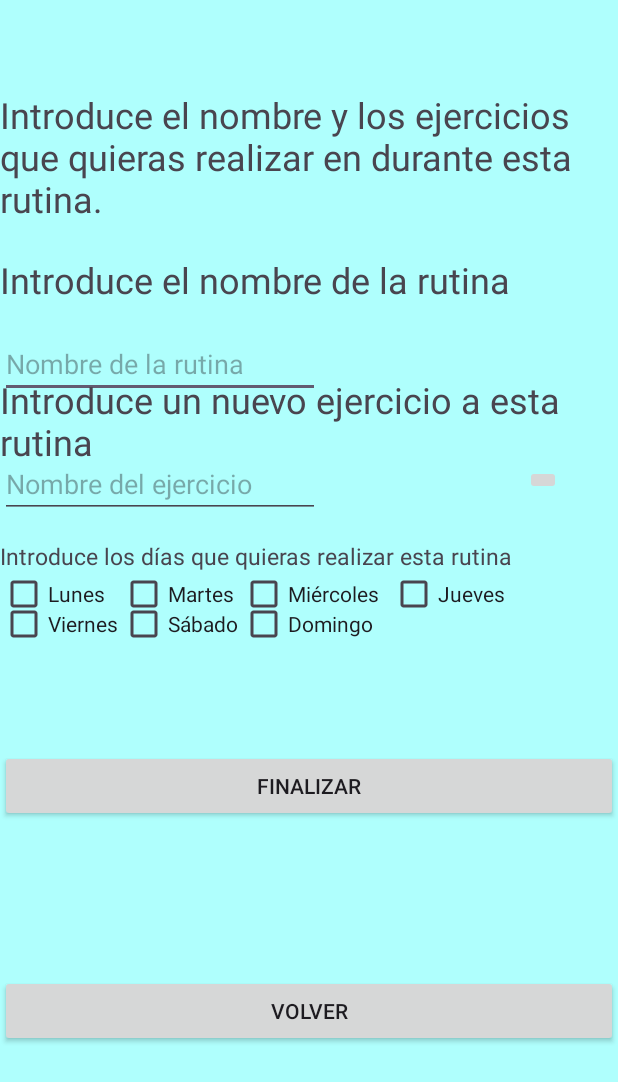
After one commit to borjaca3/KudeGym, an Android app: the Rutina screen opened directly, with no data from a screen before it, on a phone screen of 412 x 824 dp. The commit adds this screen. Shown: the top 1082 px of the screen. Run offline under Robolectric (Android 15) with nearby library versions, the phone set to English and light mode, and no system bars.

Commit message:
avance en la parte de ejrcicio. BBDD de rutina y de ejrcicio funcional.

```diff
--- a/Api26/app/src/main/AndroidManifest.xml
+++ b/Api26/app/src/main/AndroidManifest.xml
@@ -27,6 +27,8 @@
         <activity android:name="ConexionBBDD"/>
         <activity android:name=".Estadisticas"/>
         <activity android:name=".MainActivity"/>
+        <activity android:name=".Rutina"/>
+        <activity android:name=".Ejercicio"/>
     </application>
 
 
--- a/Api26/app/src/main/java/com/example/api26/Estadisticas.java
+++ b/Api26/app/src/main/java/com/example/api26/Estadisticas.java
@@ -1,4 +1,5 @@
 package com.example.api26;
+import android.content.Intent;
 import android.os.Bundle;
 import android.view.View;
 import android.widget.AdapterView;
@@ -70,4 +71,8 @@ public class Estadisticas extends AppCompatActivity {
         SimpleDateFormat sdf = new SimpleDateFormat("MMMM yyyy", Locale.getDefault());
         mMonthTextView.setText(sdf.format(mCalendar.getTime()));
     }
+    public void volver(View view){
+        Intent intent= new Intent(this, MainActivity.class);
+        startActivity(intent);
+    }
 }
--- /dev/null
+++ b/Api26/app/src/main/java/com/example/api26/Rutina.java
@@ -0,0 +1,77 @@
+package com.example.api26;
+
+import android.app.Activity;
+import android.content.ContentValues;
+import android.content.Intent;
+import android.os.Bundle;
+import android.view.View;
+import android.widget.CheckBox;
+import android.widget.EditText;
+import android.widget.Toast;
+
+public class Rutina extends Activity {
+    ConexionBBDD conexion;
+    CheckBox monday, tuesday, wednesday, thursday, friday, saturday, sunday;
+
+    EditText nombreRutina = null;
+    EditText ejRutina = null;
+
+    @Override
+    protected void onCreate(Bundle savedInstanceState) {
+        super.onCreate(savedInstanceState);
+        setContentView(R.layout.nuevarutina);
+
+        conexion = new ConexionBBDD(getApplicationContext());
+
+        monday = findViewById(R.id.checkbox_monday);
+        tuesday = findViewById(R.id.checkbox_tuesday);
+        wednesday = findViewById(R.id.checkbox_wednesday);
+        thursday = findViewById(R.id.checkbox_thursday);
+        friday = findViewById(R.id.checkbox_friday);
+        saturday = findViewById(R.id.checkbox_saturday);
+        sunday = findViewById(R.id.checkbox_sunday);
+
+        nombreRutina = findViewById(R.id.nombreRutina);
+        ejRutina = findViewById(R.id.ejRutina);
+
+
+    }
+
+    public void anadirEjRutina(View view){
+        String rutinaNombre=nombreRutina.getText().toString();
+        String ejercicioNombre=ejRutina.getText().toString();
+        int codigoRutina, codigoEjercicio;
+        codigoRutina= conexion.obtenerCodigoRutina(rutinaNombre);
+        codigoEjercicio= conexion.obtenerCodigoEjercicio(ejercicioNombre);
+        if(codigoRutina==0){
+            conexion.insertRutina(rutinaNombre);
+            codigoRutina= conexion.obtenerCodigoRutina(rutinaNombre);}
+        if(codigoEjercicio==0){
+
+            conexion.insertEjercicio(ejercicioNombre);
+            codigoEjercicio= conexion.obtenerCodigoEjercicio(ejercicioNombre);}
+        conexion.insertRutinaEjercicio(codigoRutina,codigoEjercicio);
+
+    }
+    public void handleCheckboxSelection(View view) {
+        //StringBuilder selectedDays = new StringBuilder("Días seleccionados: ");
+        String rutinaNombre=nombreRutina.getText().toString();
+        int codigoRutina= conexion.obtenerCodigoRutina(rutinaNombre);
+
+        if (monday.isChecked()) conexion.insertRutinaDia(codigoRutina,1);
+        if (tuesday.isChecked()) conexion.insertRutinaDia(codigoRutina,2);
+        if (wednesday.isChecked()) conexion.insertRutinaDia(codigoRutina,3);
+        if (thursday.isChecked()) conexion.insertRutinaDia(codigoRutina,4);
+        if (friday.isChecked()) conexion.insertRutinaDia(codigoRutina,5);
+        if (saturday.isChecked()) conexion.insertRutinaDia(codigoRutina,6);
+        if (sunday.isChecked()) conexion.insertRutinaDia(codigoRutina,7);
+
+        // Mostrar los días seleccionados o manejar como desees
+        //Toast.makeText(this, selectedDays.toString(), Toast.LENGTH_LONG).show();
+    }
+
+
+
+
+
+}
--- /dev/null
+++ b/Api26/app/src/main/res/drawable/baseline_check_24.xml
@@ -0,0 +1,5 @@
+<vector xmlns:android="http://schemas.android.com/apk/res/android" android:height="24dp" android:tint="#000000" android:viewportHeight="24" android:viewportWidth="24" android:width="24dp">
+
+    <path android:fillColor="@android:color/white" android:pathData="M9,16.17L4.83,12l-1.42,1.41L9,19 21,7l-1.41,-1.41z"/>
+
+</vector>
--- /dev/null
+++ b/Api26/app/src/main/res/layout/nuevarutina.xml
@@ -0,0 +1,158 @@
+<?xml version="1.0" encoding="utf-8"?>
+<RelativeLayout xmlns:android="http://schemas.android.com/apk/res/android"
+xmlns:app="http://schemas.android.com/apk/res-auto"
+xmlns:tools="http://schemas.android.com/tools"
+android:id="@+id/main"
+android:layout_width="match_parent"
+android:layout_height="match_parent"
+tools:context=".MainActivity"
+android:background="#AFFFFD">
+
+    <TextView
+        android:layout_width="wrap_content"
+        android:layout_height="wrap_content"
+        android:text="Introduce el nombre y los ejercicios que quieras realizar en durante esta rutina."
+        app:layout_constraintTop_toTopOf="parent"
+        app:layout_constraintStart_toStartOf="parent"
+        app:layout_constraintEnd_toEndOf="parent"
+        android:layout_marginTop="60dp"
+        android:textSize="24sp"
+        />
+
+    <TextView
+        android:id="@+id/textonombreRutina"
+        android:layout_width="wrap_content"
+        android:layout_height="wrap_content"
+        android:layout_marginTop="170dp"
+        android:text="Introduce el nombre de la rutina"
+        android:textSize="24sp"
+        app:layout_constraintEnd_toEndOf="parent"
+        app:layout_constraintStart_toStartOf="parent"
+        app:layout_constraintTop_toTopOf="parent" />
+
+    <EditText
+        android:id="@+id/nombreRutina"
+        android:layout_width="wrap_content"
+        android:layout_height="wrap_content"
+        android:ems="10"
+        android:hint="Nombre de la rutina"
+        android:inputType="text"
+        android:layout_marginTop="220dp"/>
+
+
+    <TextView
+        android:id="@+id/textoEjRutina"
+        android:layout_width="wrap_content"
+        android:layout_height="wrap_content"
+        android:layout_marginTop="250dp"
+        android:text="Introduce un nuevo ejercicio a esta rutina"
+        android:textSize="24sp"
+        app:layout_constraintEnd_toEndOf="parent"
+        app:layout_constraintStart_toStartOf="parent"
+        app:layout_constraintTop_toTopOf="parent" />
+
+    <EditText
+        android:id="@+id/ejRutina"
+        android:layout_width="wrap_content"
+        android:layout_height="wrap_content"
+        android:ems="10"
+        android:hint="Nombre del ejercicio"
+        android:inputType="text"
+        android:layout_marginTop="300dp"/>
+
+    <ImageButton
+        android:id="@+id/anadirEjRutina"
+        android:layout_width="wrap_content"
+        android:layout_height="wrap_content"
+        android:layout_marginLeft="350dp"
+        android:layout_marginTop="310dp"
+        android:layout_marginRight="0dp"
+        android:onClick="anadirEjRutina"
+        app:srcCompat="@android:drawable/ic_input_add" />
+
+    <TextView
+        android:id="@+id/textoDia"
+        android:layout_width="wrap_content"
+        android:layout_height="wrap_content"
+        android:text="Introduce los días que quieras realizar esta rutina"
+        app:layout_constraintTop_toTopOf="parent"
+        app:layout_constraintStart_toStartOf="parent"
+        app:layout_constraintEnd_toEndOf="parent"
+        android:layout_marginTop="360dp"
+        android:textSize="15sp"
+        />
+
+    <CheckBox
+        android:id="@+id/checkbox_monday"
+        android:layout_width="wrap_content"
+        android:layout_height="wrap_content"
+        android:text="Lunes"
+        android:layout_marginTop="380dp"/>
+
+    <CheckBox
+        android:id="@+id/checkbox_tuesday"
+        android:layout_width="wrap_content"
+        android:layout_height="wrap_content"
+        android:text="Martes"
+        android:layout_marginTop="380dp"
+        android:layout_marginLeft="80dp"/>
+
+    <CheckBox
+        android:id="@+id/checkbox_wednesday"
+        android:layout_width="wrap_content"
+        android:layout_height="wrap_content"
+        android:text="Miércoles"
+        android:layout_marginTop="380dp"
+        android:layout_marginLeft="160dp"/>/>
+
+    <CheckBox
+        android:id="@+id/checkbox_thursday"
+        android:layout_width="wrap_content"
+        android:layout_height="wrap_content"
+        android:text="Jueves"
+        android:layout_marginTop="380dp"
+        android:layout_marginLeft="260dp"/>/>
+
+    <CheckBox
+        android:id="@+id/checkbox_friday"
+        android:layout_width="wrap_content"
+        android:layout_height="wrap_content"
+        android:text="Viernes"
+        android:layout_marginTop="400dp"
+        />
+
+    <CheckBox
+        android:id="@+id/checkbox_saturday"
+        android:layout_width="wrap_content"
+        android:layout_height="wrap_content"
+        android:text="Sábado"
+        android:layout_marginTop="400dp"
+        android:layout_marginLeft="80dp"/>
+
+    <CheckBox
+        android:id="@+id/checkbox_sunday"
+        android:layout_width="wrap_content"
+        android:layout_height="wrap_content"
+        android:text="Domingo"
+        android:layout_marginTop="400dp"
+        android:layout_marginLeft="160dp"/>
+
+
+    <Button
+        android:layout_width="match_parent"
+        android:layout_height="wrap_content"
+        android:layout_marginTop="500sp"
+        android:id="@+id/anadirRutina"
+        android:text="Finalizar"
+        android:onClick="handleCheckboxSelection"/>
+
+    <Button
+        android:layout_width="match_parent"
+        android:layout_height="wrap_content"
+        android:layout_marginTop="650sp"
+        android:id="@+id/BotonVolver"
+        android:text="Volver"
+        android:onClick="volver"/>
+
+
+</RelativeLayout>
--- a/Api26/app/src/main/res/values/styles.xml
+++ b/Api26/app/src/main/res/values/styles.xml
@@ -5,4 +5,5 @@
         <item name="colorPrimaryDark">@color/colorPrimaryDark</item>
         <item name="colorAccent">@color/colorAccent</item>
     </style>
+
 </resources>
--- a/Api26/gradle.properties
+++ b/Api26/gradle.properties
@@ -15,7 +15,7 @@ org.gradle.jvmargs=-Xmx2048m -Dfile.encoding=UTF-8
 # Android operating system, and which are packaged with your app's APK
 # https://developer.android.com/topic/libraries/support-library/androidx-rn
 android.useAndroidX=true
-android.enableJetifier=true
+#android.enableJetifier=true
 # Enables namespacing of each library's R class so that its R class includes only the
 # resources declared in the library itself and none from the library's dependencies,
 # thereby reducing the size of the R class for that library
```
Also changed, not shown: Api26/app/src/main/java/com/example/api26/ConexionBBDD.java (+99 -1 lines), Api26/app/src/main/java/com/example/api26/Ejercicio.java (added, +82 -0 lines), Api26/app/src/main/java/com/example/api26/Formulario.java (+49 -5 lines), Api26/app/src/main/java/com/example/api26/MainActivity.java (+20 -3 lines), Api26/app/src/main/java/com/example/api26/SQLITE.java (+15 -0 lines), Api26/app/src/main/res/layout/activity_main.xml (+34 -10 lines), Api26/app/src/main/res/layout/ejercicio.xml (added, +53 -0 lines), Api26/app/src/main/res/layout/formulario.xml (+13 -13 lines), Api26/app/src/main/res/values/strings.xml (+7 -0 lines).
